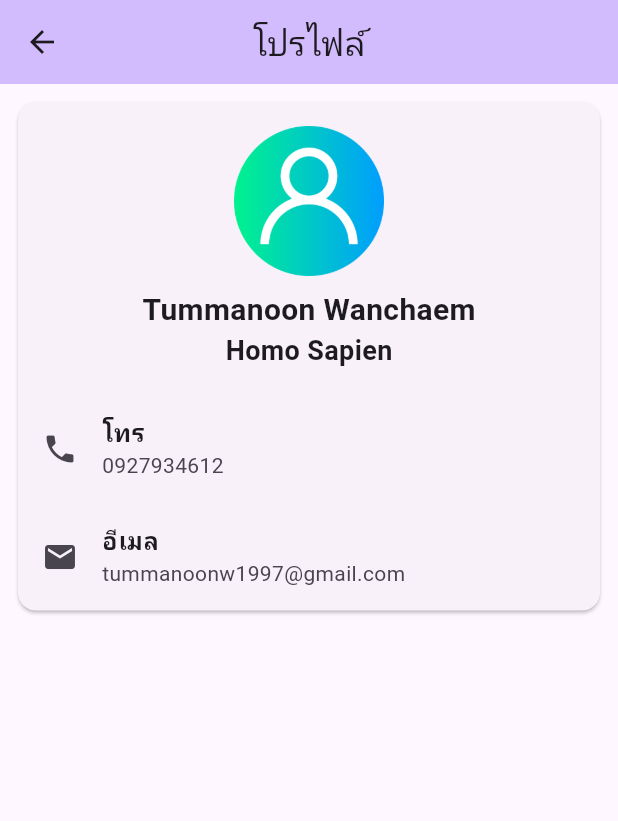
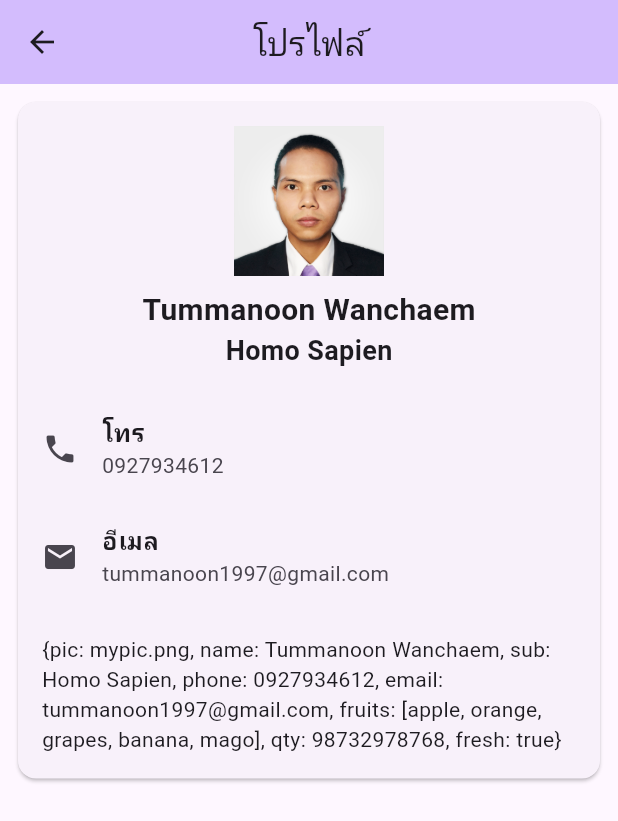
Before and after one commit to DPU66230125/my_about_me, a Flutter app: the screen it shows after launch, after a tap on "โปรไฟล์", on a phone screen of 412 x 824 dp. Shown: the top 821 px of the screen. Run offline on Flutter 3.47's test engine with Material 3 defaults, Android fonts, the phone set to English and light mode, and no system bars.

Commit message:
finish week7 with little extra

```diff
--- /dev/null
+++ b/lib/config.dart
@@ -0,0 +1,12 @@
+class Config {
+  static var profileData = <String, dynamic>{
+    "pic": "mypic.png",
+    "name": "Tummanoon Wanchaem",
+    "sub": "Homo Sapien",
+    "phone": "0927934612",
+    "email": "tummanoon1997@gmail.com",
+    "fruits": ["apple", "orange", "grapes", "banana", "mago"],
+    "qty": 98732978768,
+    "fresh": true
+  };
+}
--- a/lib/main.dart
+++ b/lib/main.dart
@@ -1,4 +1,5 @@
 import 'package:flutter/material.dart';
+import 'package:my_about_me/config.dart';
 import 'package:my_about_me/homePage.dart';
 import 'package:my_about_me/profilePage.dart';
 
@@ -35,7 +36,10 @@ class MyApp extends StatelessWidget {
       ),
       home: const MyHomePage(title: 'My About Me'),
       routes: <String, WidgetBuilder>{
-        'profile': (BuildContext context) => const Profile()
+        'profile': (BuildContext context) => Profile(
+              title: 'โปรไฟล์',
+              data: Config.profileData,
+            )
       },
     );
   }
@@ -83,7 +87,7 @@ class _MyHomePageState extends State<MyHomePage> {
     // than having to individually change instances of widgets.
     return Scaffold(
         body: FutureBuilder<bool>(
-        builder: (context, snapshot){
+      builder: (context, snapshot) {
         return const HomePage();
       },
       future: null,
--- a/lib/profilePage.dart
+++ b/lib/profilePage.dart
@@ -1,60 +1,67 @@
 import 'package:flutter/material.dart';
 
 class Profile extends StatelessWidget {
-  const Profile({super.key});
+  String title;
+  Map<String, dynamic> data;
+  String? dataStr;
+  Profile({super.key, required this.title, required this.data}) {
+    dataStr = data.toString();
+  }
 
   @override
   Widget build(BuildContext context) {
     return Scaffold(
       appBar: AppBar(
         backgroundColor: Theme.of(context).colorScheme.inversePrimary,
-        title: const Text('โปรไฟล์'),
+        title: Text(title),
         centerTitle: true,
       ),
-      body: const SingleChildScrollView(
+      body: SingleChildScrollView(
         child: Padding(
-          padding: EdgeInsets.all(8.0),
+          padding: const EdgeInsets.all(8.0),
           child: Card(
             child: Column(
               mainAxisSize: MainAxisSize.min,
               children: <Widget>[
-                SizedBox(height: 16.0),
-                Image(image: AssetImage('assets/images/user.png'), width: 100.0, height: 100.0),
-                SizedBox(height: 8.0),
+                const SizedBox(height: 16.0),
+                Image(
+                    image: AssetImage(
+                        'assets/images/${data["pic"] ?? 'user.png'}'),
+                    width: 100.0,
+                    height: 100.0),
+                const SizedBox(height: 8.0),
                 Text(
-                  'Tummanoon Wanchaem',
-                  style: TextStyle(
-                    fontSize: 20.0,
-                    fontWeight: FontWeight.bold
-                  ),
+                  data["name"] ?? 'N/A',
+                  style: const TextStyle(
+                      fontSize: 20.0, fontWeight: FontWeight.bold),
                 ),
                 Text(
-                  'Homo Sapien',
-                  style: TextStyle(
-                    fontSize: 18.0,
-                    fontWeight: FontWeight.bold
-                  ),
+                  data["sub"] ?? 'N/A',
+                  style: const TextStyle(
+                      fontSize: 18.0, fontWeight: FontWeight.bold),
                 ),
-                SizedBox(height: 16.0,),
-                ListTile(
-                  leading: Icon(Icons.phone),
-                  title: Text(
-                    'โทร',
-                    style: TextStyle(
-                      fontWeight: FontWeight.bold
-                    ),
-                  ),
-                  subtitle: Text('0927934612'),
+                const SizedBox(
+                  height: 16.0,
                 ),
                 ListTile(
-                  leading: Icon(Icons.mail),
-                  title: Text(
+                  leading: const Icon(Icons.phone),
+                  title: const Text(
+                    'โทร',
+                    style: TextStyle(fontWeight: FontWeight.bold),
+                  ),
+                  subtitle: Text(data["phone"] ?? 'N/A'),
+                ),
+                ListTile(
+                  leading: const Icon(Icons.mail),
+                  title: const Text(
                     'อีเมล',
-                    style: TextStyle(
-                      fontWeight: FontWeight.bold
-                    ),
+                    style: TextStyle(fontWeight: FontWeight.bold),
                   ),
-                  subtitle: Text('tummanoonw1997@gmail.com'),
+                  subtitle: Text(data["email"] ?? 'N/A'),
+                ),
+                Padding(
+                  padding: const EdgeInsets.all(16.0),
+                  child: Text(dataStr ?? ''),
                 )
               ],
             ),
```
Also changed, not shown: assets/images/mypic.png (added). Lines whose indentation alone changed are shown as unchanged.
